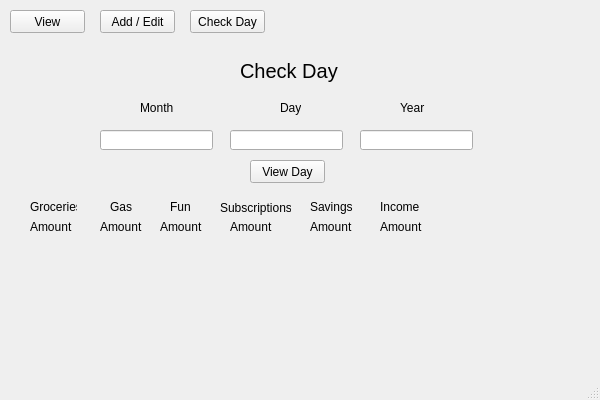
Qt form gui.ui (cthieman1/Final_Project2) before a commit.
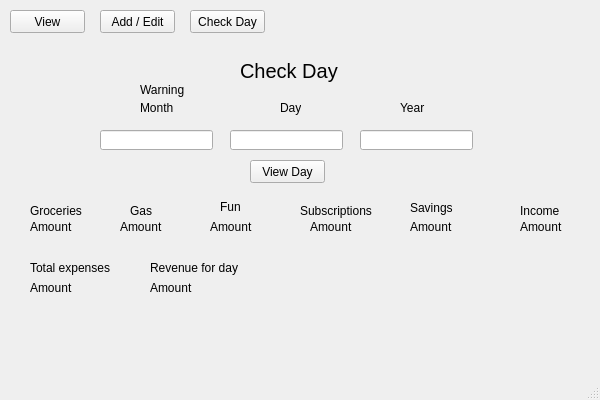
The same form after that commit. The open tabs and pages were chosen to show the change.

Commit message: Added check day functionality, general TODO fixes

Patch:
```diff
--- a/gui.ui
+++ b/gui.ui
@@ -350,8 +350,8 @@
        <rect>
         <x>30</x>
         <y>160</y>
-        <width>47</width>
-        <height>14</height>
+        <width>61</width>
+        <height>21</height>
        </rect>
       </property>
       <property name="text">
@@ -361,10 +361,10 @@
      <widget class="QLabel" name="label_4">
       <property name="geometry">
        <rect>
-        <x>110</x>
+        <x>130</x>
         <y>160</y>
         <width>47</width>
-        <height>14</height>
+        <height>21</height>
        </rect>
       </property>
       <property name="text">
@@ -374,7 +374,7 @@
      <widget class="QLabel" name="label_5">
       <property name="geometry">
        <rect>
-        <x>170</x>
+        <x>220</x>
         <y>160</y>
         <width>47</width>
         <height>14</height>
@@ -387,10 +387,10 @@
      <widget class="QLabel" name="label_6">
       <property name="geometry">
        <rect>
-        <x>220</x>
+        <x>300</x>
         <y>160</y>
-        <width>71</width>
-        <height>16</height>
+        <width>81</width>
+        <height>21</height>
        </rect>
       </property>
       <property name="text">
@@ -400,10 +400,10 @@
      <widget class="QLabel" name="label_7">
       <property name="geometry">
        <rect>
-        <x>310</x>
+        <x>410</x>
         <y>160</y>
         <width>47</width>
-        <height>14</height>
+        <height>16</height>
        </rect>
       </property>
       <property name="text">
@@ -413,10 +413,10 @@
      <widget class="QLabel" name="label_8">
       <property name="geometry">
        <rect>
-        <x>380</x>
+        <x>520</x>
         <y>160</y>
         <width>47</width>
-        <height>14</height>
+        <height>21</height>
        </rect>
       </property>
       <property name="text">
@@ -436,65 +436,130 @@
        <string>Amount</string>
       </property>
      </widget>
+     <widget class="QLabel" name="gas_amount_lbl">
+      <property name="geometry">
+       <rect>
+        <x>120</x>
+        <y>180</y>
+        <width>47</width>
+        <height>14</height>
+       </rect>
+      </property>
+      <property name="text">
+       <string>Amount</string>
+      </property>
+     </widget>
+     <widget class="QLabel" name="fun_amount_lbl">
+      <property name="geometry">
+       <rect>
+        <x>210</x>
+        <y>180</y>
+        <width>47</width>
+        <height>14</height>
+       </rect>
+      </property>
+      <property name="text">
+       <string>Amount</string>
+      </property>
+     </widget>
+     <widget class="QLabel" name="subscriptions_amount_lbl">
+      <property name="geometry">
+       <rect>
+        <x>310</x>
+        <y>180</y>
+        <width>47</width>
+        <height>14</height>
+       </rect>
+      </property>
+      <property name="text">
+       <string>Amount</string>
+      </property>
+     </widget>
+     <widget class="QLabel" name="savings_amount_lbl_2">
+      <property name="geometry">
+       <rect>
+        <x>410</x>
+        <y>180</y>
+        <width>47</width>
+        <height>14</height>
+       </rect>
+      </property>
+      <property name="text">
+       <string>Amount</string>
+      </property>
+     </widget>
+     <widget class="QLabel" name="income_amount_lbl">
+      <property name="geometry">
+       <rect>
+        <x>520</x>
+        <y>180</y>
+        <width>47</width>
+        <height>14</height>
+       </rect>
+      </property>
+      <property name="text">
+       <string>Amount</string>
+      </property>
+     </widget>
+     <widget class="QLabel" name="check_day_warning_lbl">
+      <property name="geometry">
+       <rect>
+        <x>140</x>
+        <y>40</y>
+        <width>271</width>
+        <height>20</height>
+       </rect>
+      </property>
+      <property name="text">
+       <string>Warning</string>
+      </property>
+     </widget>
+     <widget class="QLabel" name="label_3">
+      <property name="geometry">
+       <rect>
+        <x>30</x>
+        <y>220</y>
+        <width>91</width>
+        <height>16</height>
+       </rect>
+      </property>
+      <property name="text">
+       <string>Total expenses</string>
+      </property>
+     </widget>
+     <widget class="QLabel" name="tot_exp_lbl">
+      <property name="geometry">
+       <rect>
+        <x>30</x>
+        <y>240</y>
+        <width>81</width>
+        <height>16</height>
+       </rect>
+      </property>
+      <property name="text">
+       <string>Amount</string>
+      </property>
+     </widget>
      <widget class="QLabel" name="label_10">
       <property name="geometry">
        <rect>
-        <x>100</x>
-        <y>180</y>
-        <width>47</width>
-        <height>14</height>
+        <x>150</x>
+        <y>220</y>
+        <width>101</width>
+        <height>16</height>
        </rect>
       </property>
       <property name="text">
-       <string>Amount</string>
+       <string>Revenue for day</string>
       </property>
      </widget>
      <widget class="QLabel" name="label_11">
       <property name="geometry">
        <rect>
-        <x>160</x>
-        <y>180</y>
-        <width>47</width>
-        <height>14</height>
-       </rect>
-      </property>
-      <property name="text">
-       <string>Amount</string>
-      </property>
-     </widget>
-     <widget class="QLabel" name="label_12">
-      <property name="geometry">
-       <rect>
-        <x>230</x>
-        <y>180</y>
-        <width>47</width>
-        <height>14</height>
-       </rect>
-      </property>
-      <property name="text">
-       <string>Amount</string>
-      </property>
-     </widget>
-     <widget class="QLabel" name="label_13">
-      <property name="geometry">
-       <rect>
-        <x>310</x>
-        <y>180</y>
-        <width>47</width>
-        <height>14</height>
-       </rect>
-      </property>
-      <property name="text">
-       <string>Amount</string>
-      </property>
-     </widget>
-     <widget class="QLabel" name="label_14">
-      <property name="geometry">
-       <rect>
-        <x>380</x>
-        <y>180</y>
-        <width>47</width>
-        <height>14</height>
+        <x>150</x>
+        <y>240</y>
+        <width>71</width>
+        <height>16</height>
        </rect>
       </property>
       <property name="text">
```
Left out of the diff: 8 changed lines with no effect on the pictures. The commit also changes 2 other files.
